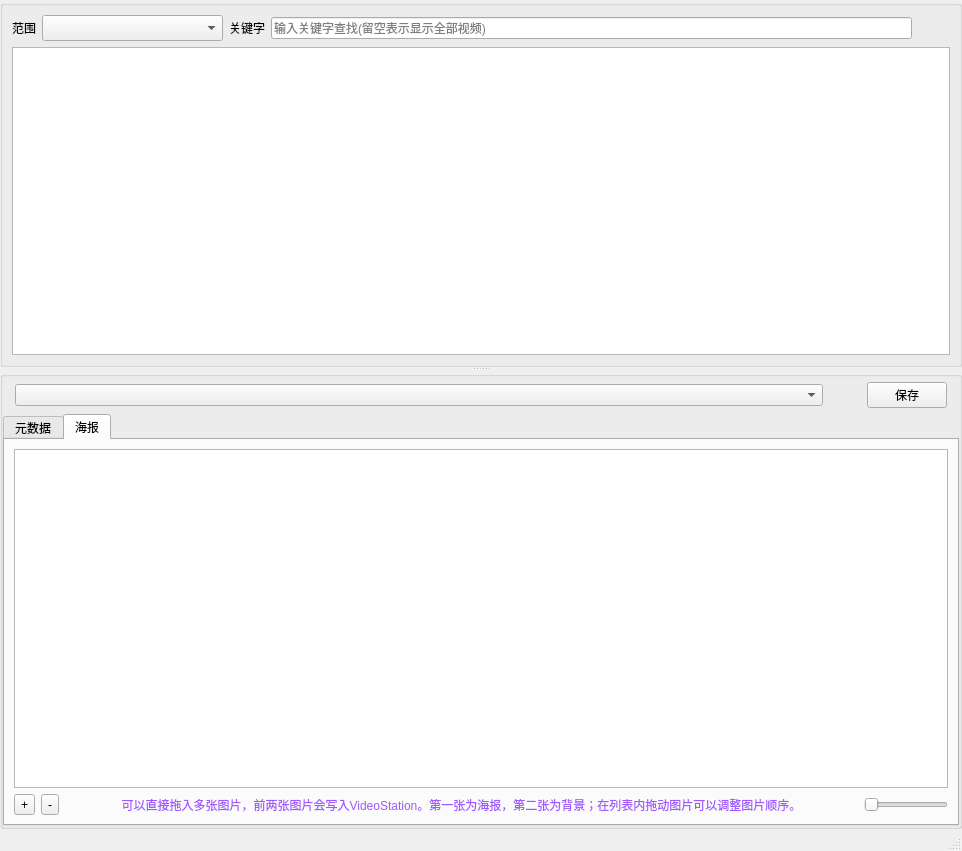
First picture: the form in ui/main_window.ui, repository newlifes01/Synology_VideoStation_Master, before the edit.
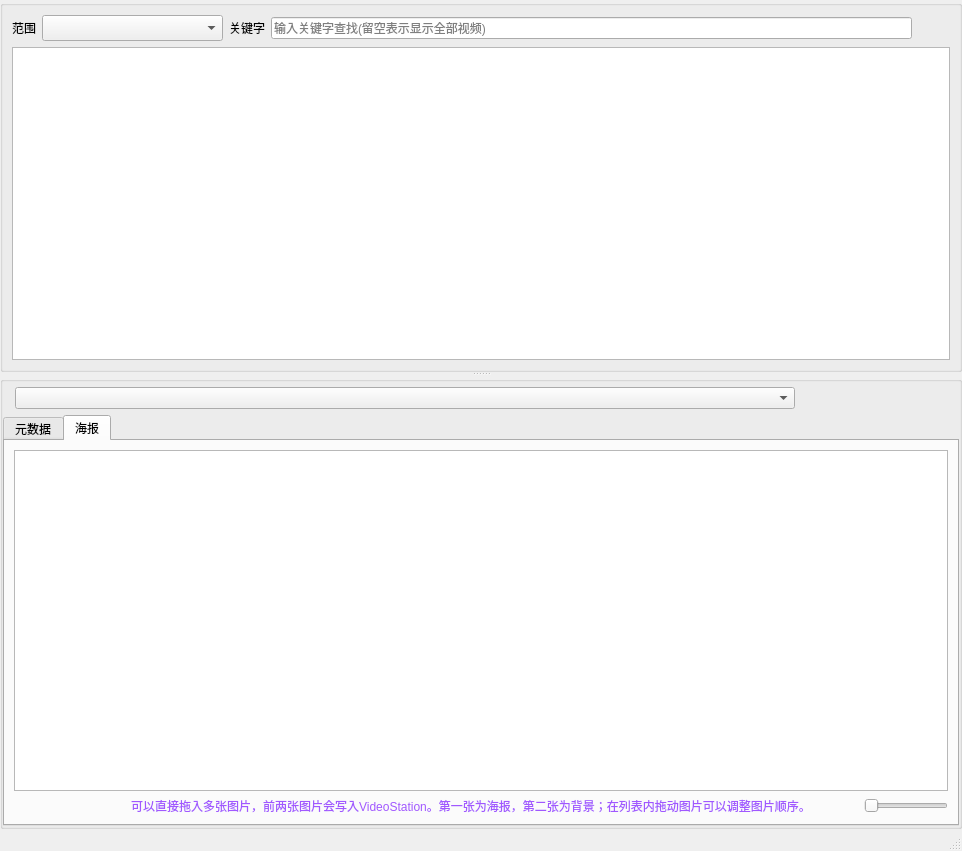
Second picture: the form after the edit. The open tabs and pages were chosen to show the change. Icons and pictures are not drawn. Custom widgets are drawn as their Qt base class.

Patch:
```diff
--- a/ui/main_window.ui
+++ b/ui/main_window.ui
@@ -242,6 +242,38 @@
             </property>
            </widget>
           </item>
+          <item>
+           <widget class="QPushButton" name="btn_fresh">
+            <property name="sizePolicy">
+             <sizepolicy hsizetype="Fixed" vsizetype="Fixed">
+              <horstretch>0</horstretch>
+              <verstretch>0</verstretch>
+             </sizepolicy>
+            </property>
+            <property name="statusTip">
+             <string>刷新当前视频元数据</string>
+            </property>
+            <property name="styleSheet">
+             <string notr="true">QPushButton
+{
+	background-image:url(:/interface/res/interface/refresh-button.png);
+	background-repeat:no-repeat;
+	background-position: center center;
+	border:none;
+}
+QPushButton:hover
+{
+	background-image:url(:/interface/res/interface/refresh-button (1).png);
+}</string>
+            </property>
+            <property name="text">
+             <string/>
+            </property>
+            <property name="flat">
+             <bool>false</bool>
+            </property>
+           </widget>
+          </item>
           <item>
            <widget class="QPushButton" name="btn_save">
             <property name="sizePolicy">
@@ -253,8 +285,53 @@
             <property name="statusTip">
              <string>保存修改结果到VideoStation</string>
             </property>
+            <property name="styleSheet">
+             <string notr="true">QPushButton
+{
+	background-image:url(:/interface/res/interface/save.png);
+	background-repeat:no-repeat;
+	background-position: center center;
+	border:none;
+}
+QPushButton:hover
+{
+	background-image:url(:/interface/res/interface/save (1).png);
+}</string>
+            </property>
             <property name="text">
-             <string>保存</string>
+             <string/>
+            </property>
+            <property name="flat">
+             <bool>false</bool>
+            </property>
+           </widget>
+          </item>
+          <item>
+           <widget class="QPushButton" name="btn_setting">
+            <property name="sizePolicy">
+             <sizepolicy hsizetype="Fixed" vsizetype="Fixed">
+              <horstretch>0</horstretch>
+              <verstretch>0</verstretch>
+             </sizepolicy>
+            </property>
+            <property name="statusTip">
+             <string>设置</string>
+            </property>
+            <property name="styleSheet">
+             <string notr="true">QPushButton
+{
+	background-image:url(:/interface/res/interface/settings.png);
+	background-repeat:no-repeat;
+	background-position: center center;
+	border:none;
+}
+QPushButton:hover
+{
+	background-image:url(:/interface/res/interface/settings (1).png);
+}</string>
+            </property>
+            <property name="text">
+             <string/>
             </property>
             <property name="flat">
              <bool>false</bool>
@@ -313,25 +390,80 @@
            <attribute name="title">
             <string>海报</string>
            </attribute>
-           <layout class="QGridLayout" name="gridLayout_2">
-            <item row="0" column="0" colspan="4">
+           <layout class="QVBoxLayout" name="verticalLayout_3">
+            <item>
              <widget class="QListWidget" name="lst_pices"/>
             </item>
-            <item row="1" column="0">
-             <widget class="QToolButton" name="btn_add_pic">
+            <item>
+             <layout class="QHBoxLayout" name="horizontalLayout_3">
+              <property name="spacing">
+               <number>0</number>
+              </property>
+              <item>
+               <widget class="QPushButton" name="btn_add_pic">
+                <property name="sizePolicy">
+                 <sizepolicy hsizetype="Fixed" vsizetype="Fixed">
+                  <horstretch>0</horstretch>
+                  <verstretch>0</verstretch>
+                 </sizepolicy>
+                </property>
+                <property name="statusTip">
+                 <string>添加图片</string>
+                </property>
+                <property name="styleSheet">
+                 <string notr="true">QPushButton
+{
+	background-image:url(:/interface/res/interface/add.png);
+	background-repeat:no-repeat;
+	background-position: center center;
+	border:none;
+}
+QPushButton:hover
+{
+	background-image:url(:/interface/res/interface/add (1).png);
+}</string>
+                </property>
               <property name="text">
-               <string>+</string>
-              </property>
-             </widget>
-            </item>
-            <item row="1" column="1">
-             <widget class="QToolButton" name="btn_del_pic">
+                 <string/>
+                </property>
+                <property name="flat">
+                 <bool>false</bool>
+                </property>
+               </widget>
+              </item>
+              <item>
+               <widget class="QPushButton" name="btn_del_pic">
+                <property name="sizePolicy">
+                 <sizepolicy hsizetype="Fixed" vsizetype="Fixed">
+                  <horstretch>0</horstretch>
+                  <verstretch>0</verstretch>
+                 </sizepolicy>
+                </property>
+                <property name="statusTip">
+                 <string>删除选中图片</string>
+                </property>
+                <property name="styleSheet">
+                 <string notr="true">QPushButton
+{
+	background-image:url(:/interface/res/interface/substract.png);
+	background-repeat:no-repeat;
+	background-position: center center;
+	border:none;
+}
+QPushButton:hover
+{
+	background-image:url(:/interface/res/interface/substract (1).png);
+}</string>
+                </property>
               <property name="text">
-               <string>-</string>
-              </property>
-             </widget>
-            </item>
-            <item row="1" column="2">
+                 <string/>
+                </property>
+                <property name="flat">
+                 <bool>false</bool>
+                </property>
+               </widget>
+              </item>
+              <item>
              <widget class="QLabel" name="label_3">
               <property name="sizePolicy">
                <sizepolicy hsizetype="Expanding" vsizetype="Preferred">
@@ -350,7 +482,7 @@
               </property>
              </widget>
             </item>
-            <item row="1" column="3">
+              <item>
              <widget class="QSlider" name="hs_zoom">
               <property name="sizePolicy">
                <sizepolicy hsizetype="Fixed" vsizetype="Fixed">
@@ -362,6 +494,8 @@
                <enum>Qt::Horizontal</enum>
               </property>
              </widget>
+              </item>
+             </layout>
             </item>
            </layout>
           </widget>
```
Left out of the diff: 19 changed lines with no effect on the pictures. Lines whose indentation alone changed are shown as unchanged.
